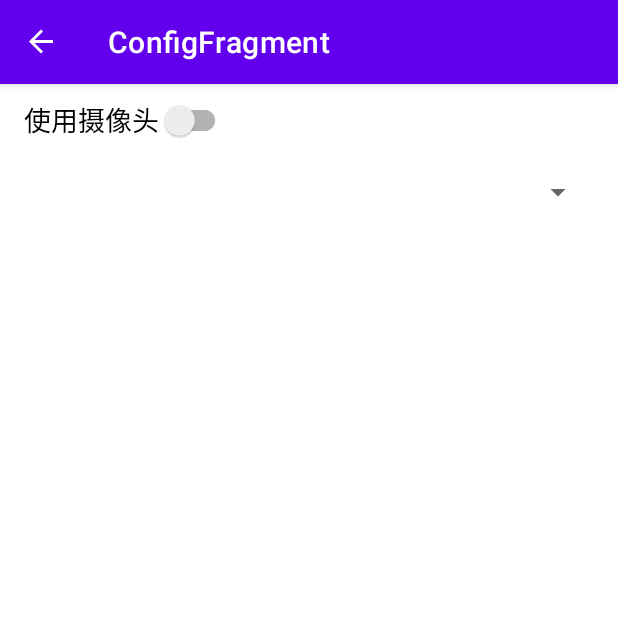
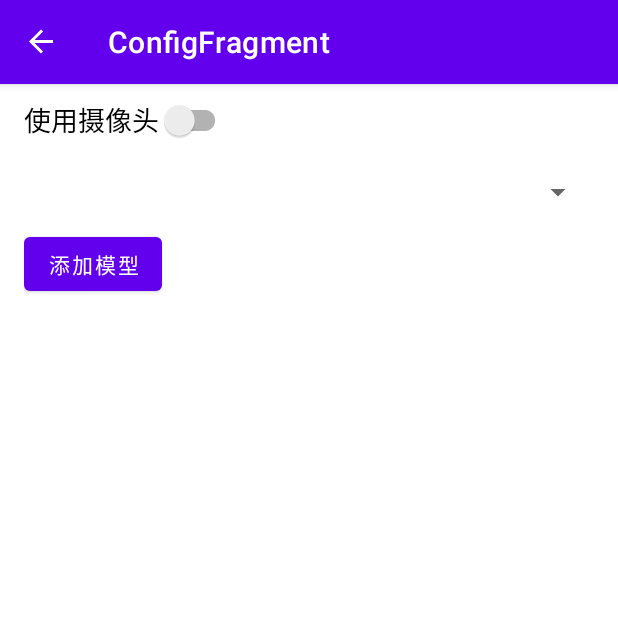
Before and after one commit to Sakwya/ModelView, an Android app: the ConfigFragment screen opened through its navigation route, on a phone screen of 412 x 824 dp, the top half of it. Run offline under Robolectric (Android 15) with nearby library versions, the phone set to English and light mode, and no system bars; our stand-ins replace navigation-ui.

```diff
--- a/app/src/main/res/layout/fragment_config.xml
+++ b/app/src/main/res/layout/fragment_config.xml
@@ -20,15 +20,21 @@
             android:id="@+id/use_camera"
             android:layout_width="wrap_content"
             android:layout_height="wrap_content"
+            android:minHeight="48dp"
             android:text="@string/use_camera"
-            android:textSize="18sp"
-            android:minHeight="48dp"/>
+            android:textSize="18sp" />
 
         <Spinner
             android:id="@+id/spinner"
             android:layout_width="match_parent"
             android:layout_height="wrap_content"
-            android:minHeight="48dp"/>
+            android:minHeight="48dp" />
+
+        <Button
+            android:id="@+id/add_button"
+            android:layout_width="wrap_content"
+            android:layout_height="wrap_content"
+            android:text="@string/add_model" />
 
     </LinearLayout>
 
--- a/app/src/main/res/values/strings.xml
+++ b/app/src/main/res/values/strings.xml
@@ -15,4 +15,5 @@
     <string name="use_camera">使用摄像头</string>
     <string name="config">Config</string>
     <string name="go_to_config">go to config</string>
+    <string name="add_model">添加模型</string>
 </resources>
```
Also changed, not shown: app/src/main/java/top/sakwya/modelview/fragment/ConfigFragment.kt (+67 -6 lines).
